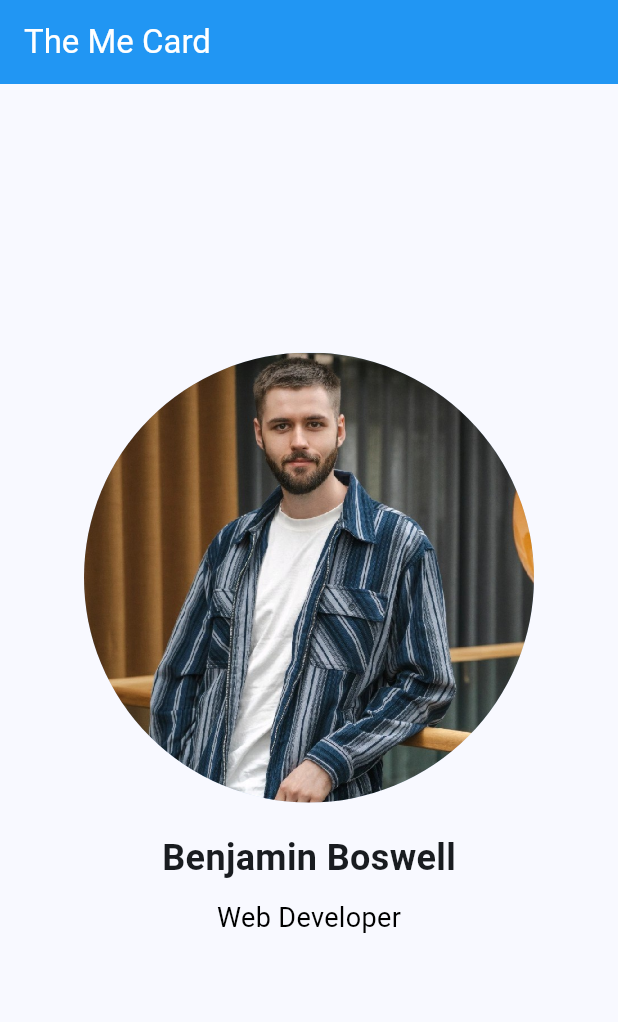
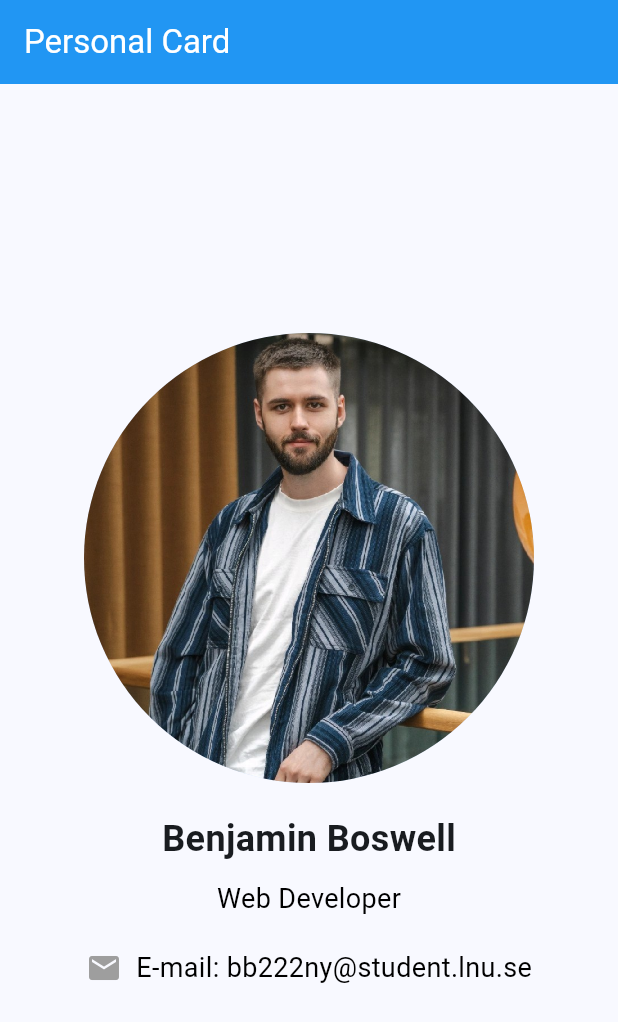
Before and after one commit to boswellbenjamin/Assignment-1-The-Me-Card, a Flutter app: the screen it shows after launch, on a phone screen of 412 x 824 dp. Shown: the top 1022 px of the screen. Run offline on Flutter 3.47's test engine with Material 3 defaults, Android fonts, the phone set to English and light mode, and no system bars.

Commit message:
Update app title and add email contact information to the main screen

```diff
--- a/lib/main.dart
+++ b/lib/main.dart
@@ -20,7 +20,7 @@ class MyApp extends StatelessWidget {
         appBar: AppBar(
           backgroundColor: Colors.blue,
           title: const Text(
-            'The Me Card',
+            'Personal Card',
             style: TextStyle(color: Colors.white),
           ),
         ),
@@ -43,6 +43,16 @@ class MyApp extends StatelessWidget {
                 style: TextStyle(fontSize: 18, color: Colors.black),
               ),
               const SizedBox(height: 20),
+              Row(
+                mainAxisAlignment: MainAxisAlignment.center,
+                children: [
+                  const Icon(Icons.email, color: Colors.grey),
+                  const Text(
+                    '  E-mail: bb222ny@student.lnu.se',
+                    style: TextStyle(fontSize: 18, color: Colors.black),
+                  ),
+                ],
+              ),
             ],
           ),
         ),
```
